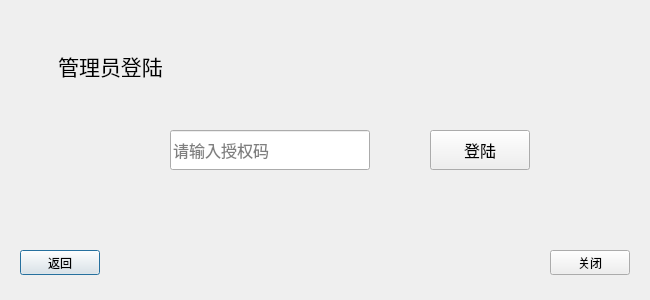
Qt form Major3/admincheck.ui (H-adorable/OpenCVFaceCheckIn) before a commit.
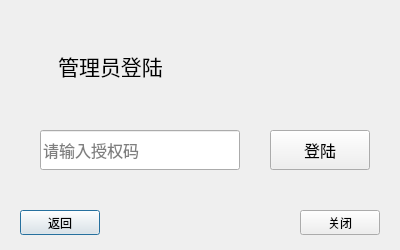
The same form after that commit.

Diff of the .ui file:
```diff
--- a/Major3/admincheck.ui
+++ b/Major3/admincheck.ui
@@ -6,8 +6,8 @@
    <rect>
     <x>0</x>
     <y>0</y>
-    <width>650</width>
-    <height>300</height>
+    <width>400</width>
+    <height>250</height>
    </rect>
   </property>
   <property name="windowTitle">
@@ -39,7 +39,7 @@
    <property name="geometry">
     <rect>
      <x>20</x>
-     <y>250</y>
+     <y>210</y>
      <width>80</width>
      <height>25</height>
     </rect>
@@ -56,8 +56,8 @@
   <widget class="QPushButton" name="close">
    <property name="geometry">
     <rect>
-     <x>550</x>
-     <y>250</y>
+     <x>300</x>
+     <y>210</y>
      <width>80</width>
      <height>25</height>
     </rect>
@@ -74,7 +74,7 @@
   <widget class="QPushButton" name="ok">
    <property name="geometry">
     <rect>
-     <x>430</x>
+     <x>270</x>
      <y>130</y>
      <width>100</width>
      <height>40</height>
@@ -93,7 +93,7 @@
   <widget class="QLineEdit" name="password">
    <property name="geometry">
     <rect>
-     <x>170</x>
+     <x>40</x>
      <y>130</y>
      <width>200</width>
      <height>40</height>
```
